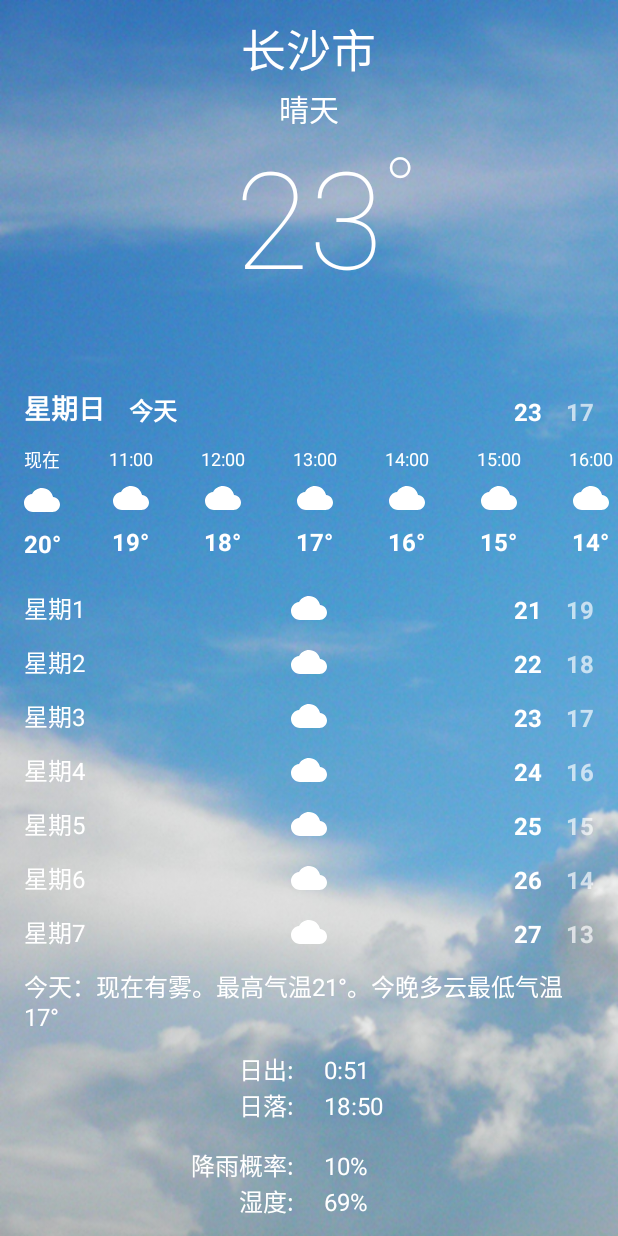
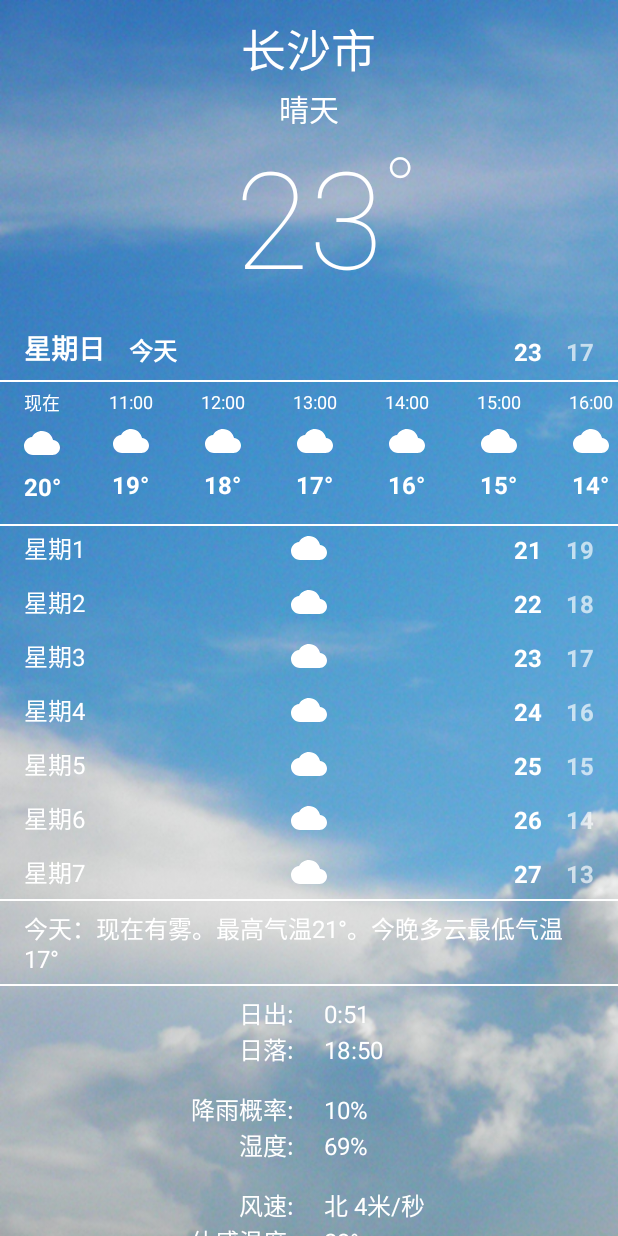
Before and after one commit to Dikaros/iWeather, an Android app: the screen it shows after launch (MainActivity), on a phone screen of 412 x 824 dp. Run offline under Robolectric (Android 15) with nearby library versions, the phone set to English and light mode, and no system bars.

Commit message:
第二次提交，完善了ui

```diff
--- a/app/build.gradle
+++ b/app/build.gradle
@@ -6,7 +6,7 @@ android {
 
     defaultConfig {
         applicationId "com.guohui.weather"
-        minSdkVersion 14
+        minSdkVersion 19
         targetSdkVersion 23
         versionCode 1
         versionName "1.0"
--- a/app/src/main/java/com/dikaros/simplifyfindwidget/SimpifyUtil.java
+++ b/app/src/main/java/com/dikaros/simplifyfindwidget/SimpifyUtil.java
@@ -47,6 +47,7 @@ public class SimpifyUtil {
 
                     } else {
                         newView = fieldType.cast(view.findViewById(fv.value()));
+                        Log.i("simply",fv.value()+"");
                     }
 
                     if (newView == null) {
--- a/app/src/main/java/com/guohui/weather/MainActivity.java
+++ b/app/src/main/java/com/guohui/weather/MainActivity.java
@@ -1,20 +1,34 @@
 package com.guohui.weather;
 
+import android.graphics.Bitmap;
+import android.graphics.BitmapRegionDecoder;
+import android.graphics.Rect;
+import android.graphics.drawable.BitmapDrawable;
+import android.graphics.drawable.Drawable;
 import android.os.Build;
 import android.support.v7.app.AppCompatActivity;
 import android.os.Bundle;
+import android.util.Log;
+import android.view.LayoutInflater;
+import android.view.View;
+import android.view.ViewGroup;
 import android.view.WindowManager;
-import android.widget.HorizontalScrollView;
+import android.widget.ImageView;
+import android.widget.RelativeLayout;
 import android.widget.LinearLayout;
 import android.widget.RelativeLayout;
+import android.widget.ScrollView;
 import android.widget.TextView;
 
 import com.dikaros.simplifyfindwidget.SimpifyUtil;
 import com.dikaros.simplifyfindwidget.annotation.FindView;
+import com.guohui.weather.util.Util;
 import com.guohui.weather.view.CustomScrollView;
 import com.guohui.weather.view.DailyForecastView;
 import com.guohui.weather.view.HourlyForecastView;
+import com.guohui.weather.view.InnerScrollView;
 
+import java.io.InputStream;
 import java.util.Calendar;
 import java.util.Date;
 
@@ -34,8 +48,8 @@ public class MainActivity extends AppCompatActivity {
     TextView tvCurrentTempUnit;
 
     //横向的滑动条，分时段显示当天天气
-    @FindView(R.id.hsv_weather_by_hour)
-    HorizontalScrollView hsvWeatherByHour;
+    @FindView(R.id.rl_weather_by_hour)
+    RelativeLayout rlWeatherByHour;
 
     @FindView(R.id.rl_today_temp_mess)
     RelativeLayout rlTodayTempMess;
@@ -45,6 +59,20 @@ public class MainActivity extends AppCompatActivity {
 
     @FindView(R.id.ll_weather_hourly)
     LinearLayout llWeatherHourly;
+
+    @FindView(R.id.iv_hourly_back)
+    ImageView ivHourly;
+
+    @FindView(R.id.view_blank)
+    View viewBlank;
+
+    @FindView(R.id.sv_more)
+    InnerScrollView svMore;
+
+
+    @FindView(R.id.view_hourly_blank)
+    View viewHourlyBlank;
+
 
     //主ScrollView滑动的距离
     int mainScrollY;
@@ -81,18 +109,18 @@ public class MainActivity extends AppCompatActivity {
 
     private void initWeatherForcast() {
 
-        for (int i=1;i<=7;i++){
-            llWeatherForcast.addView(new DailyForecastView(this,"星期"+i,(20+i)+"",(20-i)+"").getView());
+        for (int i = 1; i <= 7; i++) {
+            llWeatherForcast.addView(new DailyForecastView(this, "星期" + i, (20 + i) + "", (20 - i) + "").getView());
         }
 
         //增加小时播报
-        for (int i=0;i<24;i++){
+        for (int i = 0; i < 24; i++) {
 
 //            llWeatherForcast.addView(new DailyForecastView(this,"星期"+i,(20+i)+"",(20-i)+"").getView());
-            if (i==0){
-                llWeatherHourly.addView(new HourlyForecastView(this,"现在",20-i+"°").getView());
+            if (i == 0) {
+                llWeatherHourly.addView(new HourlyForecastView(this, "现在", 20 - i + "°").getView());
 
-            }else {
+            } else {
 
                 llWeatherHourly.addView(new HourlyForecastView(this, String.format("%02d:00", (calendar.get(Calendar.HOUR_OF_DAY) + i) % 24), 20 - i + "°").getView());
             }
@@ -118,7 +146,7 @@ public class MainActivity extends AppCompatActivity {
     //主scroll的绝对位置
     float absoluteMainScrollY;
 
-    float startHsvY=-1;
+    float startHsvY = -1;
 
 
     /**
@@ -139,6 +167,9 @@ public class MainActivity extends AppCompatActivity {
         super.onResume();
         initLocation();
 
+
+
+
     }
 
 
@@ -146,11 +177,22 @@ public class MainActivity extends AppCompatActivity {
      * 加载滑动布局
      */
     private void initScrollView() {
+        svMore.setParentScrollView(svMain);
+        svMain.setIntercept(true);
+
+        RelativeLayout.LayoutParams layoutParams = new RelativeLayout.LayoutParams(ViewGroup.LayoutParams.MATCH_PARENT, ViewGroup.LayoutParams.WRAP_CONTENT);
+
+        layoutParams.setMargins(0, Util.sp2px(this,18)+Util.dip2px(this,140+96), 0, 0);
+        rlWeatherByHour.setLayoutParams(layoutParams);
+
         svMain.setScrollChangedCallback(new CustomScrollView.OnScrollChangedCallback() {
             @Override
             public void onScrollChanged(CustomScrollView scrollView, int x, int y, int oldX, int oldY) {
-                if (startHsvY==-1){
-                    startHsvY = hsvWeatherByHour.getY();
+
+                ((RelativeLayout.LayoutParams)rlWeatherByHour.getLayoutParams()).setMargins(0,0,0,0);
+//                svMore.
+                if (startHsvY == -1) {
+                    startHsvY = viewHourlyBlank.getY();
                 }
                 absoluteMainScrollY = scrollView.getY();
                 mainScrollY = scrollView.getScrollY();
@@ -190,23 +232,57 @@ public class MainActivity extends AppCompatActivity {
                 当水平栏滑动到主滑动栏位置的时候
                 停止其随着主滑动栏的滑动而滑动
                  */
-//                hsvWeatherByHour.getLocationOnScreen(location);
-//                int hsv1= location[1];
-                if (mainScrollY>startHsvY){
-                    hsvWeatherByHour.setY(mainScrollY);
+                viewHourlyBlank.getLocationOnScreen(location);
+
+
+                int left = location[0];
+                int top = location[1];
+
+
+                if (mainScrollY > startHsvY) {
+                    viewHourlyBlank.setY(mainScrollY);
+                    if (!seted) {
+//                        setImageRegion(ivHourly, left, top);
+//                        ivHourly.setImageResource(R.drawable.sun);
+//                        viewBlank.setVisibility(View.GONE);
+                        LinearLayout.LayoutParams params = new LinearLayout.LayoutParams(ViewGroup.LayoutParams.MATCH_PARENT, getWindowManager().getDefaultDisplay().getHeight() - top - rlWeatherByHour.getHeight());
+                        svMore.setLayoutParams(params);
+                        seted = true;
+                        svMain.setIntercept(false);
+
+                        svMore.setY(startHsvY + viewHourlyBlank.getHeight());
+                    }
+                } else {
+                    ivHourly.setImageBitmap(null);
+                    viewBlank.setVisibility(View.VISIBLE);
+                    LinearLayout.LayoutParams params = new LinearLayout.LayoutParams(ViewGroup.LayoutParams.MATCH_PARENT, getWindowManager().getDefaultDisplay().getHeight() - top);
+                    svMore.setLayoutParams(params);
+                    seted = false;
+                    svMain.setIntercept(true);
                 }
 
-                if (mainScrollY==0){
-                    hsvWeatherByHour.setY(startHsvY);
+                if (mainScrollY == 0) {
+                    viewHourlyBlank.setY(startHsvY);
                 }
-//                    hsvWeatherByHour.setY(absoluteMainScrollY);
-//                hsvWeatherByHour.scrollTo(0,100);
-//                hsvWeatherByHour.setY(100);
+//                    rlWeatherByHour.setY(absoluteMainScrollY);
+//                rlWeatherByHour.scrollTo(0,100);
+//                rlWeatherByHour.setY(100);
+//                setImageRegion(rlWeatherByHour,left,top);
+
+                viewHourlyBlank.getLocationOnScreen(location);
+
+
+                int new2 = location[1];
+
+                rlWeatherByHour.setY(new2);
+
                 lastMainScrollY = mainScrollY;
 
             }
         });
     }
+
+    boolean seted = false;
 
     /**
      * 加载window，以实现沉浸式状态栏
@@ -217,4 +293,6 @@ public class MainActivity extends AppCompatActivity {
             getWindow().addFlags(WindowManager.LayoutParams.FLAG_TRANSLUCENT_NAVIGATION);
         }
     }
+
+
 }
--- a/app/src/main/java/com/guohui/weather/view/CustomScrollView.java
+++ b/app/src/main/java/com/guohui/weather/view/CustomScrollView.java
@@ -3,6 +3,8 @@ package com.guohui.weather.view;
 import android.content.Context;
 import android.content.pm.LauncherApps;
 import android.util.AttributeSet;
+import android.util.Log;
+import android.view.MotionEvent;
 import android.widget.ScrollView;
 
 /**
@@ -28,6 +30,7 @@ public class CustomScrollView extends ScrollView {
 
     /**
      * 设置回调对象
+     *
      * @param scrollChangedCallback 回调对象
      */
     public void setScrollChangedCallback(OnScrollChangedCallback scrollChangedCallback) {
@@ -39,8 +42,8 @@ public class CustomScrollView extends ScrollView {
         super.onScrollChanged(l, t, oldl, oldt);
 
         //如果callback不为空则调用其中的方法
-        if (scrollChangedCallback!=null){
-            scrollChangedCallback.onScrollChanged(this,l,t,oldl,oldt);
+        if (scrollChangedCallback != null) {
+            scrollChangedCallback.onScrollChanged(this, l, t, oldl, oldt);
         }
 
     }
@@ -51,4 +54,26 @@ public class CustomScrollView extends ScrollView {
     public interface OnScrollChangedCallback {
         public void onScrollChanged(CustomScrollView scrollView, int x, int y, int oldX, int oldY);
     }
+
+    boolean intercept = false;
+
+
+    public void setIntercept(boolean intercept) {
+        this.intercept = intercept;
+    }
+
+    float lastX;
+    float lastY;
+
+    @Override
+    public boolean onInterceptTouchEvent(MotionEvent ev) {
+        if (intercept) {
+
+            return intercept;
+        }
+
+        return super.onInterceptTouchEvent(ev);
+    }
+
+
 }
--- a/app/src/main/res/layout/activity_main.xml
+++ b/app/src/main/res/layout/activity_main.xml
@@ -63,34 +63,29 @@
         android:textColor="@color/white"
         android:textSize="60sp" />
 
+
     <com.guohui.weather.view.CustomScrollView
         android:id="@+id/sv_main"
         android:layout_width="match_parent"
         android:layout_height="wrap_content"
         android:layout_below="@id/ll_city"
+        android:background="@color/transparent"
         android:scrollbars="none">
 
         <LinearLayout
             android:layout_width="match_parent"
             android:layout_height="match_parent"
             android:orientation="vertical">
-
-
-            <RelativeLayout
-                android:layout_width="match_parent"
-                android:layout_height="wrap_content"
-                android:orientation="vertical">
             <!--scroll的空白区域-->
             <View
                 android:id="@+id/view_blank"
                 android:layout_width="match_parent"
-                    android:layout_height="168dp" />
+                android:layout_height="128dp" />
             <!--今日消息-->
             <RelativeLayout
                 android:id="@+id/rl_today_temp_mess"
                 android:layout_width="match_parent"
                 android:layout_height="wrap_content"
-                    android:layout_below="@id/view_blank"
                 android:orientation="horizontal">
 
                 <TextView
@@ -153,25 +148,39 @@
 
             </RelativeLayout>
 
+            <View
+                android:id="@+id/view_hourly_blank"
+                android:layout_width="match_parent"
+                android:layout_height="96dp"/>
+            <!--其他滑动区域-->
+            <com.guohui.weather.view.InnerScrollView
+                android:id="@+id/sv_more"
+                android:layout_width="match_parent"
+                android:layout_height="wrap_content"
+                android:background="@color/transparent">
+
+                <LinearLayout
+                    android:layout_width="match_parent"
+                    android:layout_height="wrap_content"
+                    android:orientation="vertical">
 
                     <!--未来预报-->
                     <LinearLayout
                         android:id="@+id/ll_weather_forcast"
                         android:layout_width="match_parent"
-
                         android:layout_height="wrap_content"
-                    android:layout_below="@+id/hsv_weather_by_hour"
-                    android:orientation="vertical">
-
-
-                </LinearLayout>
+                        android:orientation="vertical"></LinearLayout>
+                    <View
+                        android:layout_width="match_parent"
+                        android:layout_height="1dp"
+                        android:background="@color/white"
+                        />
 
                     <!--今日气温说明-->
                     <TextView
                         android:id="@+id/tv_today_message"
                         android:layout_width="match_parent"
                         android:layout_height="wrap_content"
-                    android:layout_below="@id/ll_weather_forcast"
                         android:paddingBottom="@dimen/text_padding_top_and_bottom"
                         android:paddingLeft="@dimen/text_padding_left_and_right"
                         android:paddingRight="@dimen/text_padding_left_and_right"
@@ -179,11 +188,15 @@
                         android:text="今天：现在有雾。最高气温21°。今晚多云最低气温17°"
                         android:textColor="@color/white"
                         android:textSize="@dimen/default_text_size" />
+                    <View
+                        android:layout_width="match_parent"
+                        android:layout_height="1dp"
+                        android:background="@color/white"
+                        />
                     <!--今日具体说明-->
                     <LinearLayout
                         android:layout_width="match_parent"
                         android:layout_height="wrap_content"
-                    android:layout_below="@id/tv_today_message"
                         android:orientation="vertical"
                         android:paddingBottom="@dimen/text_padding_top_and_bottom"
                         android:paddingLeft="@dimen/text_padding_left_and_right"
@@ -465,13 +478,36 @@
                         </LinearLayout>
 
                     </LinearLayout>
+                </LinearLayout>
+            </com.guohui.weather.view.InnerScrollView>
 
-                <HorizontalScrollView
-                    android:id="@+id/hsv_weather_by_hour"
+
+        </LinearLayout>
+    </com.guohui.weather.view.CustomScrollView>
+
+
+
+    <!--横向滑动-->
+    <RelativeLayout
+        android:id="@+id/rl_weather_by_hour"
+        android:layout_below="@id/ll_city"
         android:layout_width="match_parent"
         android:layout_height="wrap_content"
-                    android:layout_below="@id/rl_today_temp_mess"
-                    android:background="@color/transparent"
+        android:background="@color/transparent">
+        <View
+            android:layout_width="match_parent"
+            android:layout_height="1dp"
+            android:background="@color/white"
+            />
+        <ImageView
+            android:id="@+id/iv_hourly_back"
+            android:layout_width="match_parent"
+            android:layout_height="96dp"
+            android:scaleType="matrix" />
+        <HorizontalScrollView
+            android:id="@+id/hsv_hourly_temp"
+            android:layout_width="match_parent"
+            android:layout_height="wrap_content"
             android:scrollbars="none">
 
             <LinearLayout
@@ -480,10 +516,11 @@
                 android:layout_height="96dp"
                 android:orientation="horizontal"></LinearLayout>
         </HorizontalScrollView>
-
-
+        <View
+            android:layout_below="@id/hsv_hourly_temp"
+            android:layout_width="match_parent"
+            android:layout_height="1dp"
+            android:background="@color/white"
+            />
     </RelativeLayout>
-        </LinearLayout>
-    </com.guohui.weather.view.CustomScrollView>
-
 </RelativeLayout>
```
Also changed, not shown: app/src/main/java/com/guohui/weather/util/ImageUtil.java (added, +32 -0 lines), app/src/main/java/com/guohui/weather/view/InnerScrollView.java (added, +120 -0 lines), app/src/main/res/drawable/top_and_bottom_border.xml (added, +19 -0 lines), app/src/main/res/raw/sun.jpg (added). Lines whose indentation alone changed are shown as unchanged.
